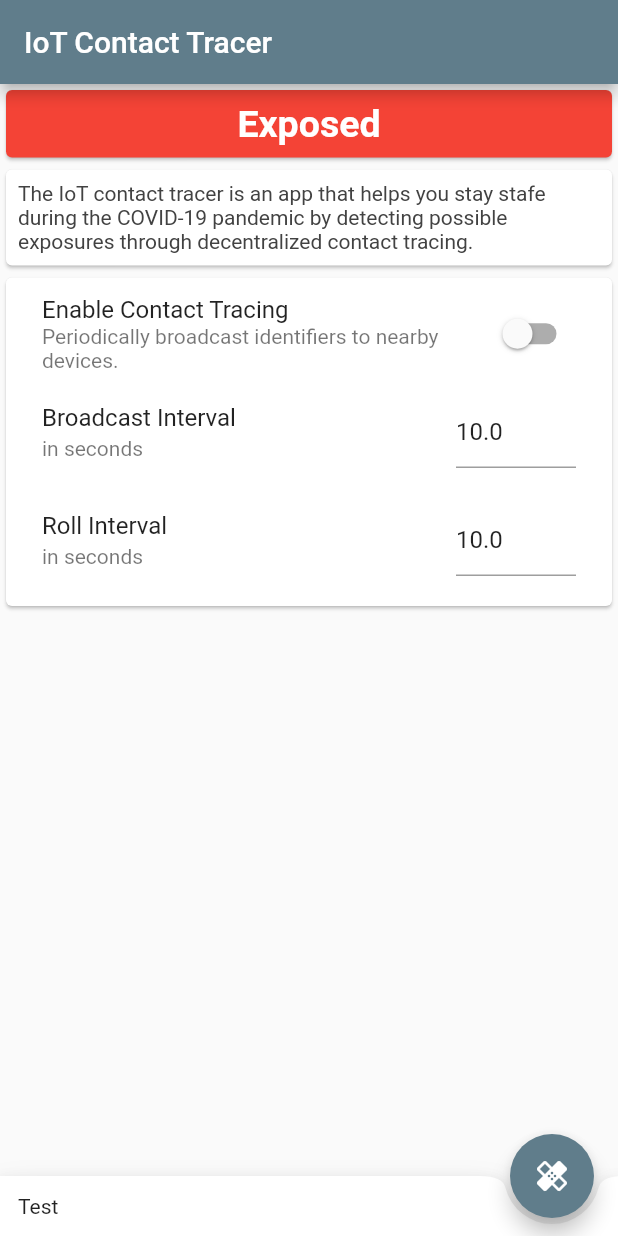
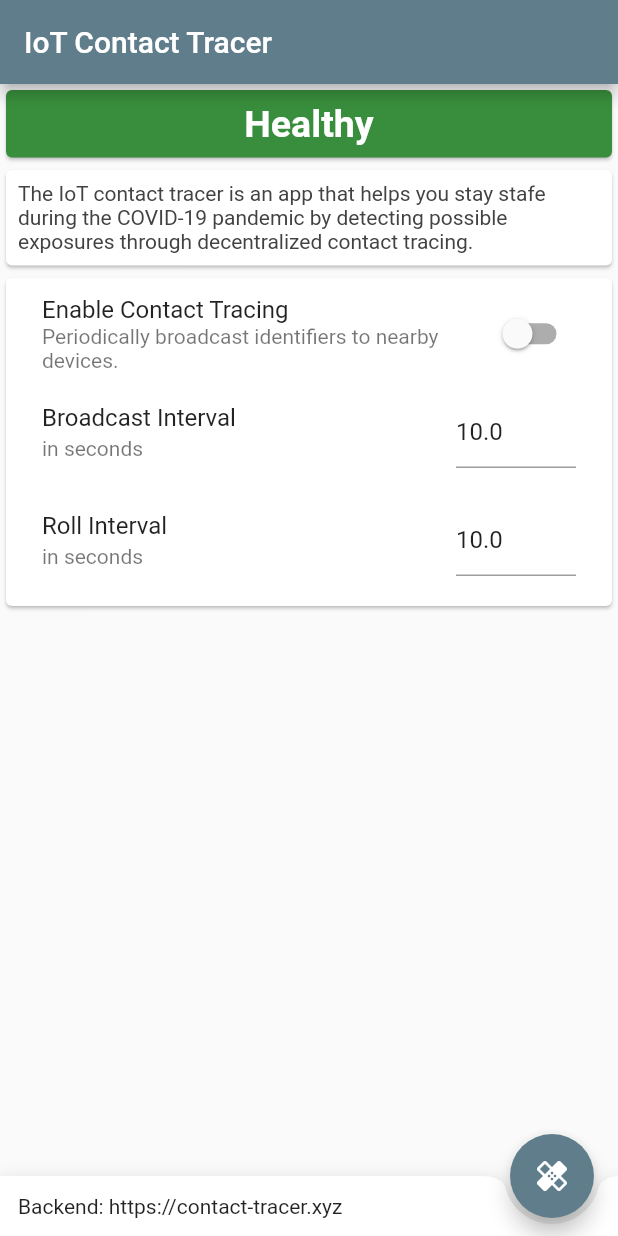
Before and after one commit to fwcd/iot-contact-tracer, a Flutter app: the screen it shows after launch, on a phone screen of 412 x 824 dp. Run offline on Flutter 3.47's test engine with Material 2 defaults, Android fonts, the light colour scheme and no system bars.

Commit message:
Make backend URL customizable in app

```diff
--- a/mobile-client/contact_tracer/lib/main.dart
+++ b/mobile-client/contact_tracer/lib/main.dart
@@ -21,28 +21,37 @@ class ContactTracerApp extends StatelessWidget {
         // closer together (more dense) than on mobile platforms.
         visualDensity: VisualDensity.adaptivePlatformDensity,
       ),
-      home: ContactTracerHomePage(title: 'IoT Contact Tracer'),
+      home: ContactTracerHomePage(
+        title: 'IoT Contact Tracer',
+        backendUrl: 'https://contact-tracer.xyz',
+      ),
     );
   }
 }
 
 class ContactTracerHomePage extends StatefulWidget {
-  ContactTracerHomePage({Key key, this.title}) : super(key: key);
+  final String backendUrl;
+  final String title;
+
+  ContactTracerHomePage({Key key, this.backendUrl, this.title}) : super(key: key);
 
   // Home page of the application.
   // Fields are always final in a widget subclass.
 
-  final String title;
-
   @override
-  _ContactTracerHomePageState createState() => _ContactTracerHomePageState();
+  _ContactTracerHomePageState createState() => _ContactTracerHomePageState(
+    backendUrl: backendUrl
+  );
 }
 
 class _ContactTracerHomePageState extends State<ContactTracerHomePage> {
-  bool _healthy = false;
+  String backendUrl;
+  bool _healthy = true;
   bool _enabled = false;
   double _broadcastIntervalSec = 10;
   double _rollIntervalSec = 10;
+
+  _ContactTracerHomePageState({this.backendUrl}) : super();
 
   void _queryHealth(BuildContext context) async {
     var response = await http.get('https://contact-tracer.xyz/api/v1/health');
@@ -149,7 +158,7 @@ class _ContactTracerHomePageState extends State<ContactTracerHomePage> {
           height: 40.0,
           child: Padding(
             padding: EdgeInsets.all(12.0),
-            child: Text('Test')
+            child: Text('Backend: $backendUrl')
           )
         )
       ),
```
